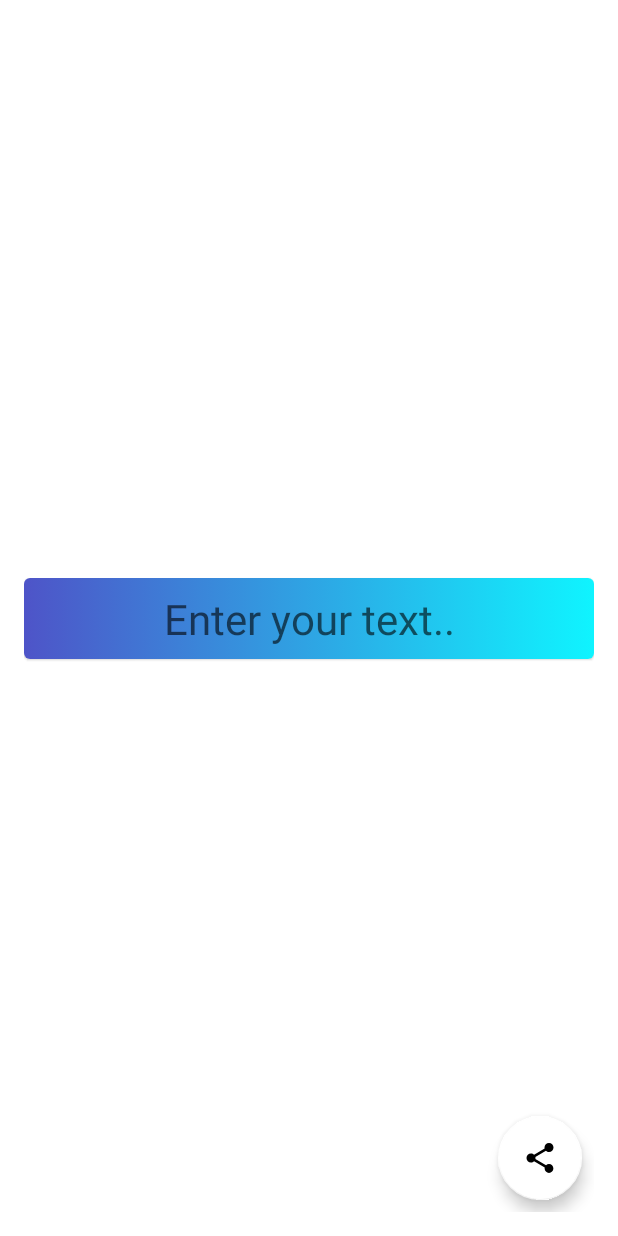
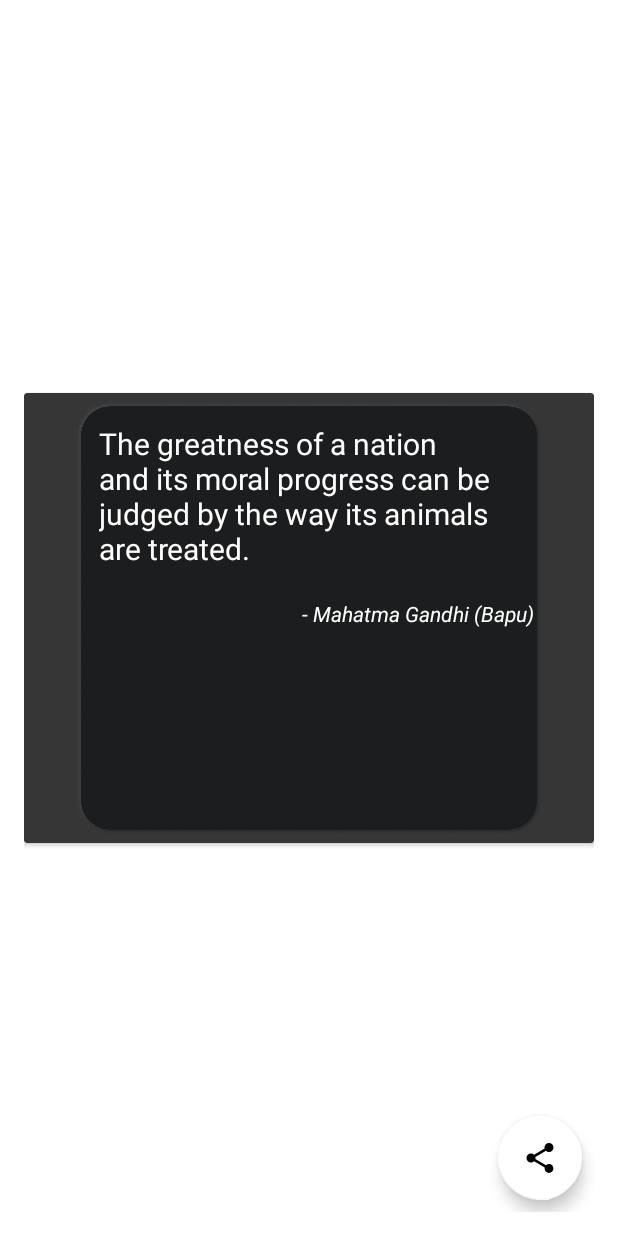
Before and after one commit to ShivamHP/view_to_image_app, an Android app: the layout activity_main.xml on its own in the app's theme, with its tools: preview values and no code run, on a phone screen of 412 x 824 dp. Run offline under Robolectric (Android 15) with nearby library versions, the phone set to English and light mode, and no system bars.

Commit message:
Adding a neomorphic card background With sample quote

```diff
--- a/app/build.gradle
+++ b/app/build.gradle
@@ -35,7 +35,6 @@ android {
 }
 
 dependencies {
-
     implementation 'androidx.core:core-ktx:1.7.0'
     implementation 'androidx.appcompat:appcompat:1.4.1'
     implementation 'com.google.android.material:material:1.5.0'
--- a/app/src/main/res/layout/activity_main.xml
+++ b/app/src/main/res/layout/activity_main.xml
@@ -11,31 +11,74 @@
         android:layout_width="match_parent"
         android:layout_height="match_parent"
         android:padding="16dp"
-
         tools:context=".MainActivity">
 
-        <com.google.android.material.card.MaterialCardView
-            android:layout_width="match_parent"
-            android:layout_height="wrap_content"
+
+<!--        <com.google.android.material.card.MaterialCardView-->
+<!--            android:layout_width="match_parent"-->
+<!--            android:layout_height="wrap_content"-->
+<!--            android:id="@+id/cardView"-->
+<!--            android:padding="20dp"-->
+<!--            app:layout_constraintTop_toTopOf="parent"-->
+<!--            app:layout_constraintBottom_toBottomOf="parent"-->
+<!--            app:layout_constraintStart_toStartOf="parent"-->
+<!--            app:layout_constraintEnd_toEndOf="parent">-->
+
+<!--            <com.google.android.material.textfield.TextInputEditText-->
+<!--                android:layout_width="match_parent"-->
+<!--                android:layout_height="wrap_content"-->
+<!--                android:padding="8dp"-->
+<!--                android:background="@drawable/gradient_background"-->
+<!--                android:hint="@string/enter_your_text"-->
+<!--                android:textSize="28sp"-->
+<!--                android:textAlignment="center"-->
+<!--                android:id="@+id/textView" />-->
+
+<!--        </com.google.android.material.card.MaterialCardView>-->
+        <androidx.cardview.widget.CardView
+            android:paddingVertical="20dp"
             android:id="@+id/cardView"
-            android:padding="20dp"
-            app:layout_constraintTop_toTopOf="parent"
+            app:cardBackgroundColor="#373636"
+            android:layout_width="wrap_content"
+            android:layout_height="300dp"
             app:layout_constraintBottom_toBottomOf="parent"
+            app:layout_constraintEnd_toEndOf="parent"
             app:layout_constraintStart_toStartOf="parent"
-            app:layout_constraintEnd_toEndOf="parent">
+            app:layout_constraintTop_toTopOf="parent">
 
-            <com.google.android.material.textfield.TextInputEditText
-                android:layout_width="match_parent"
-                android:layout_height="wrap_content"
-                android:padding="8dp"
-                android:background="@drawable/gradient_background"
-                android:hint="@string/enter_your_text"
-                android:textSize="28sp"
-                android:textAlignment="center"
-                android:id="@+id/textView" />
+            <RelativeLayout
+                android:layout_width="wrap_content"
+                android:layout_height="wrap_content">
 
-        </com.google.android.material.card.MaterialCardView>
+                <ImageView
+                    android:layout_marginVertical="5dp"
+                    android:layout_width="match_parent"
+                    android:layout_height="match_parent"
+                    android:src="@drawable/neo_card" />
 
+                <TextView
+                    android:id="@+id/quote_tv"
+                    android:layout_width="wrap_content"
+                    android:layout_height="wrap_content"
+                    android:layout_marginHorizontal="50dp"
+                    android:layout_marginTop="20dp"
+                    android:text="@string/gandhi_quote"
+                    android:textColor="@color/white"
+                    android:textSize="20sp" />
+
+                <TextView
+                    android:id="@+id/author_tv"
+                    android:layout_width="wrap_content"
+                    android:layout_height="wrap_content"
+                    android:layout_below="@id/quote_tv"
+                    android:layout_alignParentRight="true"
+                    android:layout_marginHorizontal="40dp"
+                    android:layout_marginTop="20dp"
+                    android:text="@string/gandhi_name"
+                    android:textColor="@color/white"
+                    android:textStyle="italic" />
+            </RelativeLayout>
+        </androidx.cardview.widget.CardView>
 
         <com.google.android.material.floatingactionbutton.FloatingActionButton
             android:layout_width="wrap_content"
--- a/app/src/main/res/values/strings.xml
+++ b/app/src/main/res/values/strings.xml
@@ -2,4 +2,6 @@
     <string name="app_name">Uv_App</string>
     <string name="enter_your_text">Enter your text..</string>
     <string name="share_image">Share image</string>
+    <string name="gandhi_name">- Mahatma Gandhi (Bapu)</string>
+    <string name="gandhi_quote">The greatness of a nation and its moral progress can be judged by the way its animals are treated.</string>
 </resources>
```
Also changed, not shown: app/src/main/res/drawable-v24/neo_card.png (added).
